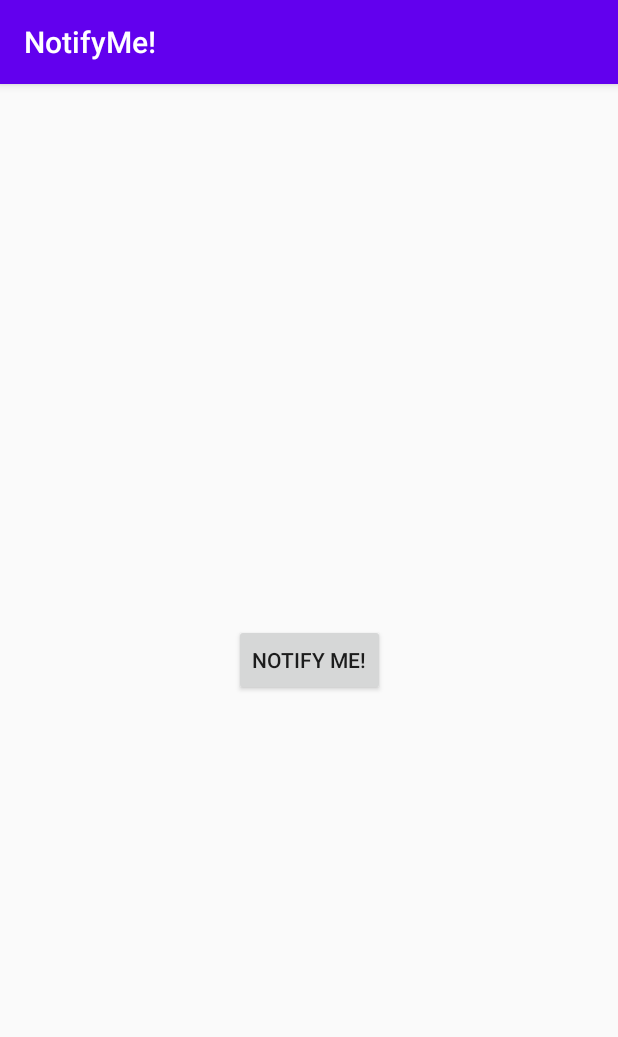
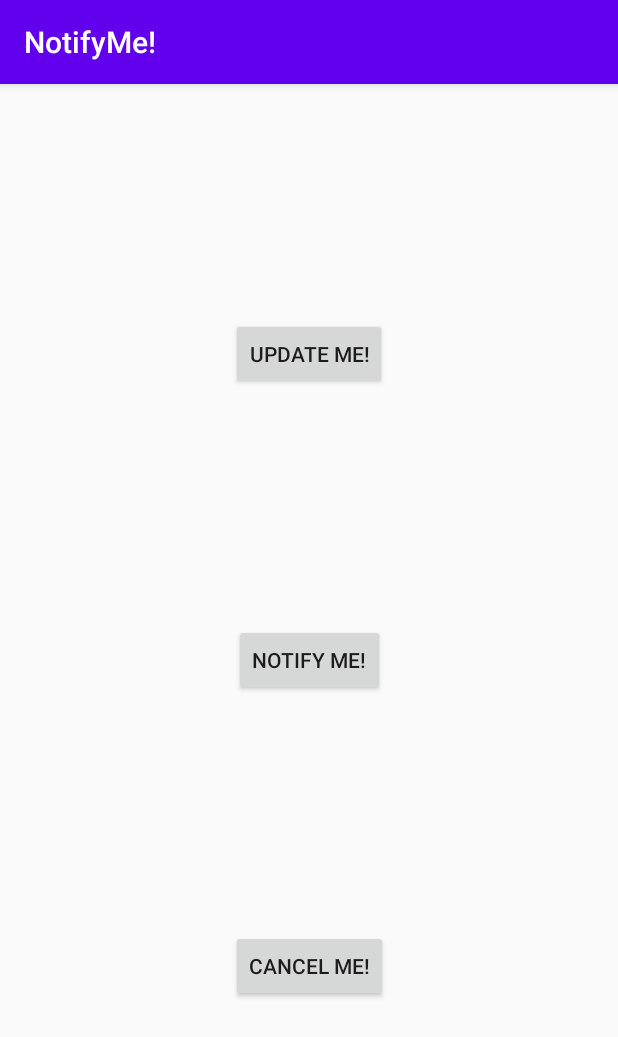
Before and after one commit to AhmedEzzat00/Android-CodeLabs, an Android app: the screen it shows after launch (MainActivity), on a phone screen of 412 x 824 dp. Shown: the top 1037 px of the screen. Run offline under Robolectric (Android 15) with nearby library versions, the phone set to English and light mode, and no system bars.

Commit message:
Add Cancel Notification feature

```diff
--- a/8.1 NotifyMe/app/src/main/java/com/codelab/archangel/notifyme/MainActivity.java
+++ b/8.1 NotifyMe/app/src/main/java/com/codelab/archangel/notifyme/MainActivity.java
@@ -16,6 +16,8 @@ import android.widget.Button;
 public class MainActivity extends AppCompatActivity {
 
     private Button notifyButton;
+    private Button button_cancel;
+    private Button button_update;
     private static final String PRIMARY_CHANNEL_ID = "primary_notification_channel";
     private NotificationManager mNotifyManger;
 
@@ -33,6 +35,22 @@ public class MainActivity extends AppCompatActivity {
             }
         });
         createNotificationChannel();
+
+        button_update = findViewById(R.id.update);
+        button_update.setOnClickListener(new View.OnClickListener() {
+            @Override
+            public void onClick(View view) {
+                //Update the notification
+            }
+        });
+
+        button_cancel = findViewById(R.id.cancel);
+        button_cancel.setOnClickListener(new View.OnClickListener() {
+            @Override
+            public void onClick(View view) {
+                cancelNotification();
+            }
+        });
     }
 
     private void sendNotification() {
@@ -69,4 +87,11 @@ public class MainActivity extends AppCompatActivity {
                 .setAutoCancel(true);
         return notifyBuilder;
     }
+
+    public void updateNotification() {
+    }
+
+    public void cancelNotification() {
+        mNotifyManger.cancel(NOTIFICATION_ID);
+    }
 }
--- a/8.1 NotifyMe/app/src/main/res/layout/activity_main.xml
+++ b/8.1 NotifyMe/app/src/main/res/layout/activity_main.xml
@@ -7,13 +7,37 @@
     tools:context=".MainActivity">
 
     <Button
+        android:id="@+id/cancel"
+        android:layout_width="wrap_content"
+        android:layout_height="wrap_content"
+        android:text="@string/cancel_me"
+        app:layout_constraintBottom_toBottomOf="parent"
+        app:layout_constraintEnd_toEndOf="parent"
+        app:layout_constraintHorizontal_bias="0.5"
+        app:layout_constraintStart_toStartOf="parent"
+        app:layout_constraintTop_toBottomOf="@+id/notify_button" />
+
+    <Button
+        android:id="@+id/update"
+        android:layout_width="wrap_content"
+        android:layout_height="wrap_content"
+        android:text="@string/update_me"
+        app:layout_constraintBottom_toTopOf="@+id/notify_button"
+        app:layout_constraintEnd_toEndOf="parent"
+        app:layout_constraintHorizontal_bias="0.5"
+        app:layout_constraintStart_toStartOf="parent"
+        app:layout_constraintTop_toTopOf="parent"
+        app:layout_constraintVertical_chainStyle="spread" />
+
+    <Button
         android:id="@+id/notify_button"
         android:layout_width="wrap_content"
         android:layout_height="wrap_content"
         android:text="@string/notify_me"
-        app:layout_constraintBottom_toBottomOf="parent"
-        app:layout_constraintLeft_toLeftOf="parent"
-        app:layout_constraintRight_toRightOf="parent"
-        app:layout_constraintTop_toTopOf="parent" />
+        app:layout_constraintBottom_toTopOf="@+id/cancel"
+        app:layout_constraintEnd_toEndOf="parent"
+        app:layout_constraintHorizontal_bias="0.5"
+        app:layout_constraintStart_toStartOf="parent"
+        app:layout_constraintTop_toBottomOf="@+id/update" />
 
 </androidx.constraintlayout.widget.ConstraintLayout>
--- a/8.1 NotifyMe/app/src/main/res/values/strings.xml
+++ b/8.1 NotifyMe/app/src/main/res/values/strings.xml
@@ -1,4 +1,6 @@
 <resources>
     <string name="app_name">NotifyMe!</string>
     <string name="notify_me">Notify Me!</string>
+    <string name="cancel_me">Cancel Me!</string>
+    <string name="update_me">Update Me!</string>
 </resources>
```
